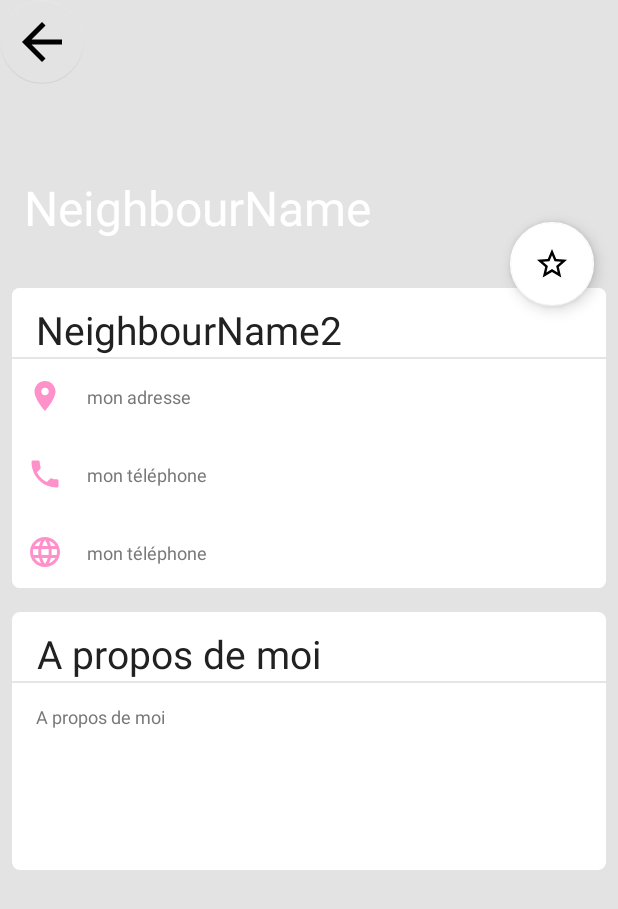
After one commit to MattAzerty/Entrevoisins, an Android app: the UserInfoActivity screen opened directly, with no data from a screen before it, on a phone screen of 412 x 824 dp. The commit adds this screen. Shown: the top 909 px of the screen. Run offline under Robolectric (Android 15) with nearby library versions, the phone set to English and light mode, and no system bars; pictures from the network do not load; 8 statements that could not run were skipped.

Commit message:
#1 - Backup progress

```diff
--- a/app/src/main/AndroidManifest.xml
+++ b/app/src/main/AndroidManifest.xml
@@ -12,6 +12,9 @@
         android:roundIcon="@mipmap/ic_launcher_round"
         android:supportsRtl="true"
         android:theme="@style/AppTheme">
+        <activity
+            android:name=".ui.neighbour_list.UserInfoActivity"
+            android:exported="false" />
         <activity
             android:name=".ui.neighbour_list.AddNeighbourActivity"
             android:label="@string/activity_new_neighbour" />
--- a/app/src/main/java/com/openclassrooms/entrevoisins/service/NeighbourApiService.java
+++ b/app/src/main/java/com/openclassrooms/entrevoisins/service/NeighbourApiService.java
@@ -17,10 +17,22 @@ public interface NeighbourApiService {
     List<Neighbour> getNeighbours();
 
     /**
+     * Get all my fav Neighbours
+     * @return {@link List}
+     */
+    List<Neighbour> getFavNeighbours();
+
+    /**
      * Deletes a neighbour
      * @param neighbour
      */
     void deleteNeighbour(Neighbour neighbour);
+
+    /**
+     * Edit a neighbour
+     * @param neighbour
+     */
+    void editFavNeighbour(Neighbour neighbour);
 
     /**
      * Create a neighbour
--- a/app/src/main/java/com/openclassrooms/entrevoisins/ui/neighbour_list/AddNeighbourActivity.java
+++ b/app/src/main/java/com/openclassrooms/entrevoisins/ui/neighbour_list/AddNeighbourActivity.java
@@ -87,7 +87,8 @@ public class AddNeighbourActivity extends AppCompatActivity {
                 mNeighbourImage,
                 addressInput.getEditText().getText().toString(),
                 phoneInput.getEditText().getText().toString(),
-                aboutMeInput.getEditText().getText().toString()
+                aboutMeInput.getEditText().getText().toString(),
+                false
         );
         mApiService.createNeighbour(neighbour);
         finish();
@@ -98,7 +99,7 @@ public class AddNeighbourActivity extends AppCompatActivity {
      * @return String
      */
     String randomImage() {
-        return "https://i.pravatar.cc/150?u="+ System.currentTimeMillis();
+        return "https://i.pravatar.cc/300?u="+ System.currentTimeMillis();
     }
 
     /**
--- /dev/null
+++ b/app/src/main/java/com/openclassrooms/entrevoisins/ui/neighbour_list/UserInfoActivity.java
@@ -0,0 +1,103 @@
+package com.openclassrooms.entrevoisins.ui.neighbour_list;
+
+import android.annotation.SuppressLint;
+import android.content.Intent;
+import android.support.design.widget.FloatingActionButton;
+import android.support.v7.app.ActionBar;
+import android.support.v7.app.AppCompatActivity;
+import android.os.Bundle;
+import android.util.Log;
+import android.view.View;
+import android.widget.ImageView;
+import android.widget.TextView;
+import android.widget.Toast;
+
+import com.bumptech.glide.Glide;
+import com.openclassrooms.entrevoisins.R;
+import com.openclassrooms.entrevoisins.di.DI;
+import com.openclassrooms.entrevoisins.model.Neighbour;
+import com.openclassrooms.entrevoisins.service.NeighbourApiService;
+
+public class UserInfoActivity extends AppCompatActivity {
+
+    private NeighbourApiService mApiService;
+    TextView mNeighbourName;
+    TextView mNeighbourName2;
+    TextView mNeighbourAdress;
+    TextView mNeighbourPhone;
+    TextView mNeighbourSocial;
+    TextView mAboutMe;
+    ImageView mAvatar;
+    FloatingActionButton mFav;
+    FloatingActionButton mBack;
+
+       @SuppressLint("SetTextI18n")
+       @Override
+    protected void onCreate(Bundle savedInstanceState) {
+        super.onCreate(savedInstanceState);
+        setContentView(R.layout.activity_user_info);
+
+        ActionBar actionBar = getSupportActionBar();
+        actionBar.hide();
+
+        Intent intent = getIntent();
+        Neighbour nb = (Neighbour) intent.getSerializableExtra("message_key");
+
+
+        mApiService = DI.getNeighbourApiService();
+        mNeighbourName = findViewById(R.id.user_info_activity_textview_name);
+        mNeighbourName2 = findViewById(R.id.user_info_activity_textview_name2);
+        mNeighbourAdress = findViewById(R.id.user_info_activity_textview_address);
+        mNeighbourPhone = findViewById(R.id.user_info_activity_textview_phone);
+        mNeighbourSocial = findViewById(R.id.user_info_activity_textview_social);
+        mAboutMe = findViewById(R.id.user_info_activity_textview_aboutme);
+        mAvatar = findViewById(R.id.user_info_activity_avatar);
+        mFav = findViewById(R.id.user_info_activity_favorite);
+        mBack = findViewById(R.id.user_info_activity_back);
+
+        mNeighbourName.setText(nb.getName());
+        mNeighbourName2.setText(nb.getName());
+        mNeighbourAdress.setText(nb.getAddress().replace(";","à"));
+        mNeighbourPhone.setText(nb.getPhoneNumber());
+        mNeighbourSocial.setText("www.facebook.fr/" + nb.getName().toLowerCase());
+        mAboutMe.setText(nb.getAboutMe());
+        if(nb.getFav()==true){
+            mFav.setImageResource(R.drawable.ic_star_white_24dp);
+           }else{
+               mFav.setImageResource(R.drawable.ic_star_border_white_24dp);
+           }
+
+
+           Glide.with(this)
+                   .load(nb.getAvatarUrl()) // image url
+                   .into(mAvatar);
+
+           mFav.setOnClickListener(new View.OnClickListener() {
+               @Override
+               public void onClick(View view) {
+
+                   if (nb.getFav()==true){//unfav
+                       nb.setFav(false);
+                       mApiService.editFavNeighbour(nb);
+                       mFav.setImageResource(R.drawable.ic_star_border_white_24dp);
+
+                   }else{//fav
+                    nb.setFav(true);
+                    mApiService.editFavNeighbour(nb);
+                    mFav.setImageResource(R.drawable.ic_star_white_24dp);
+                   }
+
+               }
+           });
+
+           mBack.setOnClickListener(new View.OnClickListener() {
+              @Override
+               public void onClick(View view) {
+                   Log.i("BackButtonSelected?","yes");//TODO: BACK Button pressed
+                   onBackPressed();
+
+               }
+           });
+
+    }
+}
--- /dev/null
+++ b/app/src/main/res/drawable/ic_baseline_arrow_back_white_24dp.xml
@@ -0,0 +1,5 @@
+<vector android:autoMirrored="true" android:height="24dp"
+    android:tint="#FFFFFF" android:viewportHeight="24"
+    android:viewportWidth="24" android:width="24dp" xmlns:android="http://schemas.android.com/apk/res/android">
+    <path android:fillColor="@android:color/white" android:pathData="M20,11H7.83l5.59,-5.59L12,4l-8,8 8,8 1.41,-1.41L7.83,13H20v-2z"/>
+</vector>
--- /dev/null
+++ b/app/src/main/res/drawable/ic_baseline_language_white_24dp.xml
@@ -0,0 +1,5 @@
+<vector android:height="24dp" android:tint="#FFFFFF"
+    android:viewportHeight="24" android:viewportWidth="24"
+    android:width="24dp" xmlns:android="http://schemas.android.com/apk/res/android">
+    <path android:fillColor="@android:color/white" android:pathData="M11.99,2C6.47,2 2,6.48 2,12s4.47,10 9.99,10C17.52,22 22,17.52 22,12S17.52,2 11.99,2zM18.92,8h-2.95c-0.32,-1.25 -0.78,-2.45 -1.38,-3.56 1.84,0.63 3.37,1.91 4.33,3.56zM12,4.04c0.83,1.2 1.48,2.53 1.91,3.96h-3.82c0.43,-1.43 1.08,-2.76 1.91,-3.96zM4.26,14C4.1,13.36 4,12.69 4,12s0.1,-1.36 0.26,-2h3.38c-0.08,0.66 -0.14,1.32 -0.14,2 0,0.68 0.06,1.34 0.14,2L4.26,14zM5.08,16h2.95c0.32,1.25 0.78,2.45 1.38,3.56 -1.84,-0.63 -3.37,-1.9 -4.33,-3.56zM8.03,8L5.08,8c0.96,-1.66 2.49,-2.93 4.33,-3.56C8.81,5.55 8.35,6.75 8.03,8zM12,19.96c-0.83,-1.2 -1.48,-2.53 -1.91,-3.96h3.82c-0.43,1.43 -1.08,2.76 -1.91,3.96zM14.34,14L9.66,14c-0.09,-0.66 -0.16,-1.32 -0.16,-2 0,-0.68 0.07,-1.35 0.16,-2h4.68c0.09,0.65 0.16,1.32 0.16,2 0,0.68 -0.07,1.34 -0.16,2zM14.59,19.56c0.6,-1.11 1.06,-2.31 1.38,-3.56h2.95c-0.96,1.65 -2.49,2.93 -4.33,3.56zM16.36,14c0.08,-0.66 0.14,-1.32 0.14,-2 0,-0.68 -0.06,-1.34 -0.14,-2h3.38c0.16,0.64 0.26,1.31 0.26,2s-0.1,1.36 -0.26,2h-3.38z"/>
+</vector>
--- /dev/null
+++ b/app/src/main/res/drawable/ic_baseline_location_on_white_24dp.xml
@@ -0,0 +1,5 @@
+<vector android:height="24dp" android:tint="#FFFFFF"
+    android:viewportHeight="24" android:viewportWidth="24"
+    android:width="24dp" xmlns:android="http://schemas.android.com/apk/res/android">
+    <path android:fillColor="@android:color/white" android:pathData="M12,2C8.13,2 5,5.13 5,9c0,5.25 7,13 7,13s7,-7.75 7,-13c0,-3.87 -3.13,-7 -7,-7zM12,11.5c-1.38,0 -2.5,-1.12 -2.5,-2.5s1.12,-2.5 2.5,-2.5 2.5,1.12 2.5,2.5 -1.12,2.5 -2.5,2.5z"/>
+</vector>
--- /dev/null
+++ b/app/src/main/res/drawable/ic_baseline_phone_white_24dp.xml
@@ -0,0 +1,5 @@
+<vector android:height="24dp" android:tint="#FFFFFF"
+    android:viewportHeight="24" android:viewportWidth="24"
+    android:width="24dp" xmlns:android="http://schemas.android.com/apk/res/android">
+    <path android:fillColor="@android:color/white" android:pathData="M6.62,10.79c1.44,2.83 3.76,5.14 6.59,6.59l2.2,-2.2c0.27,-0.27 0.67,-0.36 1.02,-0.24 1.12,0.37 2.33,0.57 3.57,0.57 0.55,0 1,0.45 1,1V20c0,0.55 -0.45,1 -1,1 -9.39,0 -17,-7.61 -17,-17 0,-0.55 0.45,-1 1,-1h3.5c0.55,0 1,0.45 1,1 0,1.25 0.2,2.45 0.57,3.57 0.11,0.35 0.03,0.74 -0.25,1.02l-2.2,2.2z"/>
+</vector>
--- /dev/null
+++ b/app/src/main/res/layout/activity_user_info.xml
@@ -0,0 +1,230 @@
+<android.support.design.widget.CoordinatorLayout
+    android:id="@+id/fragment_detail_root_view"
+    xmlns:android="http://schemas.android.com/apk/res/android"
+    xmlns:tools="http://schemas.android.com/tools"
+    xmlns:app="http://schemas.android.com/apk/res-auto"
+    android:layout_width="match_parent"
+    android:layout_height="match_parent"
+    tools:context=".ui.neighbour_list.UserInfoActivity">
+
+    <RelativeLayout
+        android:id="@+id/rel_layout"
+        android:layout_width="match_parent"
+        android:layout_height="match_parent"
+        android:background="#E3E3E3">
+
+        <ImageView
+            android:id="@+id/user_info_activity_avatar"
+            android:layout_width="match_parent"
+            android:layout_height="176dp"
+            android:adjustViewBounds="true"
+            android:foregroundTint="#00FFFFFF"
+            android:scaleType="centerCrop"
+            tools:srcCompat="@tools:sample/avatars" />
+
+
+        <TextView
+            android:id="@+id/user_info_activity_textview_name"
+            android:layout_width="wrap_content"
+            android:layout_height="wrap_content"
+            android:layout_alignLeft="@id/user_info_activity_avatar"
+            android:layout_alignBottom="@id/user_info_activity_avatar"
+            android:layout_margin="16dp"
+            android:layout_marginStart="16dp"
+            android:layout_marginTop="16dp"
+            android:layout_marginEnd="16dp"
+            android:layout_marginBottom="16dp"
+            android:gravity="center"
+            android:text="NeighbourName"
+            android:textColor="#FFFFFF"
+            android:textSize="32dp" />
+
+
+        <android.support.v7.widget.CardView
+            android:id="@+id/user_info_activity_cardView1"
+            android:layout_width="match_parent"
+            android:layout_height="200dp"
+            android:layout_below="@id/user_info_activity_avatar"
+            android:layout_marginLeft="8dp"
+            android:layout_marginTop="16dp"
+            android:layout_marginRight="8dp"
+            android:layout_marginBottom="8dp"
+            app:backgroundTint="#FFFFFF"
+            app:cardCornerRadius="5dp"
+            app:cardElevation="0dp" >
+
+            <RelativeLayout xmlns:android="http://schemas.android.com/apk/res/android"
+                android:layout_width="match_parent"
+                android:background="@android:color/white"
+                android:layout_height="match_parent">
+
+                <TextView
+                    android:id="@+id/user_info_activity_textview_name2"
+                    android:layout_width="wrap_content"
+                    android:layout_height="wrap_content"
+                    android:layout_marginStart="16dp"
+                    android:layout_marginTop="10dp"
+                    android:layout_marginEnd="16dp"
+                    android:layout_marginBottom="16dp"
+                    android:gravity="center"
+                    android:elevation="4dp"
+                    android:text="NeighbourName2"
+                    android:textColor="#212121"
+                    android:textSize="26dp" />
+
+                <View
+                    android:layout_width="match_parent"
+                    android:layout_marginTop="46dp"
+                    android:background="#4DAAAAAA"
+                    android:layout_height="1dp"/>
+
+            <ImageButton
+                android:id="@+id/user_info_activity_imageButtonAddress"
+                android:layout_width="wrap_content"
+                android:layout_height="wrap_content"
+                android:layout_marginTop="60dp"
+                android:layout_marginLeft="10dp"
+                android:background="#00FFFFFF"
+                android:tint="#FF91CA"
+                app:srcCompat="@drawable/ic_baseline_location_on_white_24dp" />
+
+            <TextView
+                android:id="@+id/user_info_activity_textview_address"
+                android:layout_width="wrap_content"
+                android:layout_height="wrap_content"
+                android:layout_alignTop="@+id/user_info_activity_imageButtonAddress"
+                android:layout_marginStart="50dp"
+                android:layout_marginTop="4dp"
+                android:elevation="4dp"
+                android:text="mon adresse"
+                android:textColor="#787878"
+                android:textSize="12dp" />
+
+                <ImageButton
+                    android:id="@+id/user_info_activity_imageButtonPhone"
+                    android:layout_width="wrap_content"
+                    android:layout_height="wrap_content"
+                    android:layout_below="@+id/user_info_activity_imageButtonAddress"
+                    android:layout_alignLeft="@+id/user_info_activity_imageButtonAddress"
+                    android:layout_marginTop="28dp"
+                    android:background="#00FFFFFF"
+                    android:tint="#FF91CA"
+                    app:srcCompat="@drawable/ic_baseline_phone_white_24dp" />
+
+                <TextView
+                    android:id="@+id/user_info_activity_textview_phone"
+                    android:layout_width="wrap_content"
+                    android:layout_height="wrap_content"
+                    android:layout_alignTop="@+id/user_info_activity_imageButtonPhone"
+                    android:layout_marginStart="50dp"
+                    android:layout_marginTop="4dp"
+                    android:elevation="4dp"
+                    android:text="mon téléphone"
+                    android:textColor="#787878"
+                    android:textSize="12dp" />
+
+            <ImageButton
+                android:id="@+id/user_info_activity_imageButtonSocial"
+                android:layout_width="wrap_content"
+                android:layout_height="wrap_content"
+                android:layout_below="@+id/user_info_activity_imageButtonPhone"
+                android:layout_alignLeft="@+id/user_info_activity_imageButtonPhone"
+                android:layout_marginTop="28dp"
+                android:background="#00FFFFFF"
+                android:tint="#FF91CA"
+                app:srcCompat="@drawable/ic_baseline_language_white_24dp" />
+
+                <TextView
+                    android:id="@+id/user_info_activity_textview_social"
+                    android:layout_width="wrap_content"
+                    android:layout_height="wrap_content"
+                    android:layout_alignTop="@+id/user_info_activity_imageButtonSocial"
+                    android:layout_marginStart="50dp"
+                    android:layout_marginTop="4dp"
+                    android:elevation="4dp"
+                    android:text="mon téléphone"
+                    android:textColor="#787878"
+                    android:textSize="12dp" />
+
+            </RelativeLayout>
+        </android.support.v7.widget.CardView>
+
+
+        <android.support.v7.widget.CardView
+            android:id="@+id/user_info_activity_cardView2"
+            android:layout_width="match_parent"
+            android:layout_height="172dp"
+            android:layout_below="@id/user_info_activity_cardView1"
+            android:layout_marginLeft="8dp"
+            android:layout_marginTop="8dp"
+            android:layout_marginRight="8dp"
+            android:layout_marginBottom="8dp"
+            app:backgroundTint="#FFFFFF"
+            app:cardElevation="0dp"
+            app:cardCornerRadius="5dp" />
+
+        <TextView
+            android:id="@+id/user_info_activity_textview_about"
+            android:layout_width="wrap_content"
+            android:layout_height="wrap_content"
+            android:layout_alignLeft="@id/user_info_activity_cardView2"
+            android:layout_alignTop="@id/user_info_activity_cardView2"
+            android:layout_marginStart="16dp"
+            android:layout_marginTop="10dp"
+            android:layout_marginEnd="16dp"
+            android:layout_marginBottom="16dp"
+            android:gravity="center"
+            android:elevation="4dp"
+            android:text="A propos de moi"
+            android:textColor="#212121"
+            android:textSize="26dp" />
+
+        <View
+            android:layout_width="match_parent"
+            android:layout_marginLeft="8dp"
+            android:layout_marginRight="8dp"
+            android:layout_alignTop="@id/user_info_activity_cardView2"
+            android:layout_marginTop="46dp"
+            android:background="#4DAAAAAA"
+            android:layout_height="1dp"/>
+
+        <TextView
+            android:id="@+id/user_info_activity_textview_aboutme"
+            android:layout_width="wrap_content"
+            android:layout_height="wrap_content"
+            android:layout_alignLeft="@id/user_info_activity_cardView2"
+            android:layout_below="@id/user_info_activity_textview_about"
+            android:layout_marginStart="16dp"
+            android:layout_marginBottom="16dp"
+            android:elevation="4dp"
+            android:text="A propos de moi"
+            android:textColor="#787878"
+            android:textSize="12dp" />
+
+    </RelativeLayout>
+
+    <android.support.design.widget.FloatingActionButton
+        android:id="@+id/user_info_activity_favorite"
+        android:layout_width="wrap_content"
+        android:layout_height="wrap_content"
+        android:layout_margin="16dp"
+        android:clickable="true"
+        android:src="@drawable/ic_star_border_white_24dp"
+        android:tint="#FFC107"
+        app:backgroundTint="#FFFFFF"
+        app:layout_anchor="@id/user_info_activity_avatar"
+        app:layout_anchorGravity="bottom|right|end" />
+
+    <android.support.design.widget.FloatingActionButton
+        android:id="@+id/user_info_activity_back"
+        android:layout_width="wrap_content"
+        android:layout_height="wrap_content"
+
+        android:src="@drawable/ic_baseline_arrow_back_white_24dp"
+        app:backgroundTint="@android:color/transparent"
+        app:elevation="0dp"
+        app:maxImageSize="@dimen/design_fab_size_mini"
+        app:pressedTranslationZ="0dp" />
+
+
+</android.support.design.widget.CoordinatorLayout>
```
Also changed, not shown: app/src/main/java/com/openclassrooms/entrevoisins/events/TabEvent.java (added, +18 -0 lines), app/src/main/java/com/openclassrooms/entrevoisins/model/Neighbour.java (+19 -2 lines), app/src/main/java/com/openclassrooms/entrevoisins/service/DummyNeighbourApiService.java (+22 -0 lines), app/src/main/java/com/openclassrooms/entrevoisins/service/DummyNeighbourGenerator.java (+24 -24 lines), app/src/main/java/com/openclassrooms/entrevoisins/ui/neighbour_list/ListNeighbourActivity.java (+35 -0 lines), app/src/main/java/com/openclassrooms/entrevoisins/ui/neighbour_list/MyNeighbourRecyclerViewAdapter.java (+12 -0 lines), app/src/main/java/com/openclassrooms/entrevoisins/ui/neighbour_list/NeighbourFragment.java (+20 -0 lines).
